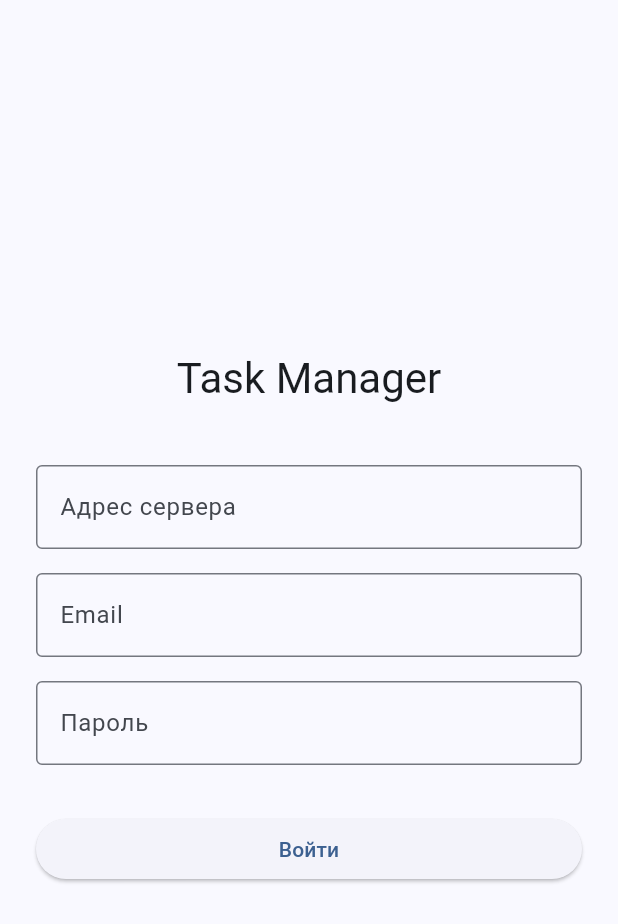
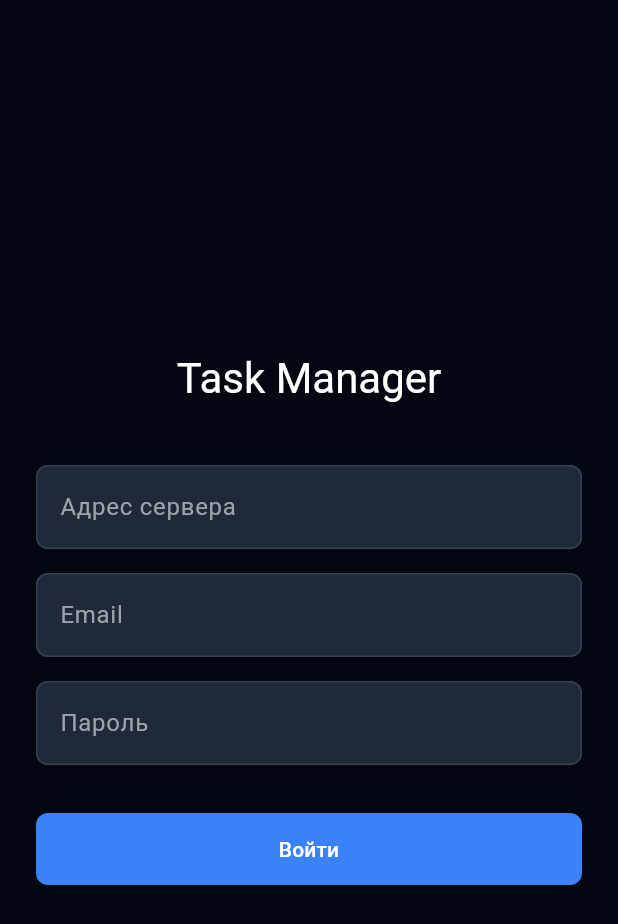
Before and after one commit to Holester1n/task-manager, a Flutter app: the screen it shows after launch, on a phone screen of 412 x 824 dp. Shown: the top 924 px of the screen. Run offline on Flutter 3.47's test engine with Material 3 defaults, Android fonts, the phone set to English and light mode, and no system bars; our stand-ins replace dio, flutter_riverpod, flutter_secure_storage, go_router; accounts and stored records are empty; network calls fail.

Commit message:
изменен дизайн приложения, а также кнопка логаута вынесена в профиль

```diff
--- a/mobile/task_app/lib/main.dart
+++ b/mobile/task_app/lib/main.dart
@@ -32,7 +32,64 @@ class MyApp extends ConsumerWidget {
     return MaterialApp.router(
       title: 'Task Manager',
       theme: ThemeData(
-        colorScheme: ColorScheme.fromSeed(seedColor: const Color(0xFF1976D2)),
+        brightness: Brightness.dark,
+        scaffoldBackgroundColor: const Color(0xFF030712),
+        cardColor: const Color(0xFF111827),
+        colorScheme: const ColorScheme.dark(
+          primary: Color(0xFF3B82F6),
+          surface: Color(0xFF111827),
+          onSurface: Colors.white,
+        ),
+        appBarTheme: const AppBarTheme(
+          backgroundColor: Color(0xFF030712),
+          foregroundColor: Colors.white,
+          elevation: 0,
+        ),
+        cardTheme: CardThemeData(
+          color: const Color(0xFF111827),
+          shape: RoundedRectangleBorder(
+            borderRadius: BorderRadius.circular(12),
+            side: const BorderSide(color: Color(0xFF1F2937)),
+          ),
+          elevation: 0,
+        ),
+        inputDecorationTheme: InputDecorationTheme(
+          filled: true,
+          fillColor: const Color(0xFF1F2937),
+          border: OutlineInputBorder(
+            borderRadius: BorderRadius.circular(8),
+            borderSide: const BorderSide(color: Color(0xFF374151)),
+          ),
+          enabledBorder: OutlineInputBorder(
+            borderRadius: BorderRadius.circular(8),
+            borderSide: const BorderSide(color: Color(0xFF374151)),
+          ),
+          focusedBorder: OutlineInputBorder(
+            borderRadius: BorderRadius.circular(8),
+            borderSide: const BorderSide(color: Color(0xFF3B82F6)),
+          ),
+          labelStyle: const TextStyle(color: Color(0xFF9CA3AF)),
+          hintStyle: const TextStyle(color: Color(0xFF6B7280)),
+        ),
+        elevatedButtonTheme: ElevatedButtonThemeData(
+          style: ElevatedButton.styleFrom(
+            backgroundColor: const Color(0xFF3B82F6),
+            foregroundColor: Colors.white,
+            shape: RoundedRectangleBorder(borderRadius: BorderRadius.circular(8)),
+            padding: const EdgeInsets.symmetric(vertical: 14),
+          ),
+        ),
+        outlinedButtonTheme: OutlinedButtonThemeData(
+          style: OutlinedButton.styleFrom(
+            foregroundColor: Colors.white,
+            side: const BorderSide(color: Color(0xFF374151)),
+            shape: RoundedRectangleBorder(borderRadius: BorderRadius.circular(8)),
+          ),
+        ),
+        navigationBarTheme: const NavigationBarThemeData(
+          backgroundColor: Color(0xFF111827),
+          indicatorColor: Color(0xFF1D4ED8),
+        ),
         useMaterial3: true,
       ),
       routerConfig: _router,
--- a/mobile/task_app/lib/screens/home_screen.dart
+++ b/mobile/task_app/lib/screens/home_screen.dart
@@ -1,6 +1,5 @@
 import 'package:flutter/material.dart';
 import 'package:flutter_riverpod/flutter_riverpod.dart';
-import '../providers/auth_provider.dart';
 import 'changes_screen.dart';
 import 'systems_screen.dart';
 import 'profile_screen.dart';
@@ -20,15 +19,6 @@ class _HomeScreenState extends ConsumerState<HomeScreen> {
   @override
   Widget build(BuildContext context) {
     return Scaffold(
-      appBar: AppBar(
-        title: const Text('Task Manager'),
-        actions: [
-          IconButton(
-            icon: const Icon(Icons.logout),
-            onPressed: () => ref.read(authProvider.notifier).logout(),
-          ),
-        ],
-      ),
       body: _screens[_index],
       bottomNavigationBar: NavigationBar(
         selectedIndex: _index,
--- a/mobile/task_app/lib/screens/profile_screen.dart
+++ b/mobile/task_app/lib/screens/profile_screen.dart
@@ -240,7 +240,15 @@ class _ProfileScreenState extends ConsumerState<ProfileScreen> {
                 ),
               ),
             ],
-
+            const SizedBox(height: 16),
+            OutlinedButton.icon(
+              onPressed: () => ref.read(authProvider.notifier).logout(),
+              icon: const Icon(Icons.logout, color: Colors.red),
+              label: const Text('Выйти', style: TextStyle(color: Colors.red)),
+              style: OutlinedButton.styleFrom(
+                side: const BorderSide(color: Colors.red),
+              ),
+            ),
           ],
         ),
       ),
```
